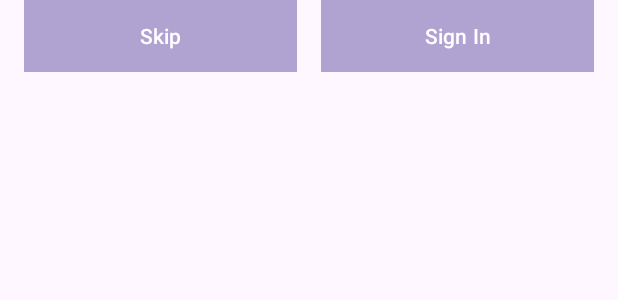
After one commit to MatijaBulat/spacex, an Android app built with Jetpack Compose: the layout activity_sign_in.xml on its own in the app's theme, with its tools: preview values and no code run, on a phone screen of 412 x 824 dp. The commit adds this screen. Shown: the top 300 px of the screen. Run offline under Robolectric (Android 15) with nearby library versions, the phone set to English and light mode, and no system bars.

Commit message:
add sign in screen

```diff
--- a/app/src/main/AndroidManifest.xml
+++ b/app/src/main/AndroidManifest.xml
@@ -17,6 +17,9 @@
         android:supportsRtl="true"
         android:theme="@style/Theme.SpaceX"
         tools:targetApi="31">
+        <activity
+            android:name=".presentation.sign_in.SignInActivity"
+            android:exported="false" />
         <activity
             android:name=".presentation.splash.SplashActivity"
             android:exported="true">
--- a/app/src/main/java/hr/algebra/spacex/sign_in/GoogleAuthClient.kt
+++ b/app/src/main/java/hr/algebra/spacex/presentation/sign_in/GoogleAuthClient.kt
@@ -1,4 +1,4 @@
-package hr.algebra.spacex.sign_in
+package hr.algebra.spacex.presentation.sign_in
 
 import android.content.Context
 import android.content.Intent
@@ -10,8 +10,6 @@ import com.google.firebase.auth.ktx.auth
 import com.google.firebase.ktx.Firebase
 import hr.algebra.spacex.R
 
-import hr.algebra.spacex2.presentation.sign_in.SignInResult
-import hr.algebra.spacex2.presentation.sign_in.UserData
 import kotlinx.coroutines.tasks.await
 import java.util.concurrent.CancellationException
 
--- a/app/src/main/java/hr/algebra/spacex/sign_in/SignInResult.kt
+++ b/app/src/main/java/hr/algebra/spacex/presentation/sign_in/SignInResult.kt
@@ -1,4 +1,4 @@
-package hr.algebra.spacex2.presentation.sign_in
+package hr.algebra.spacex.presentation.sign_in
 
 data class SignInResult(
     val data: UserData?,
--- a/app/src/main/java/hr/algebra/spacex/sign_in/SignInState.kt
+++ b/app/src/main/java/hr/algebra/spacex/presentation/sign_in/SignInState.kt
@@ -1,4 +1,4 @@
-package hr.algebra.spacex2.presentation.sign_in
+package hr.algebra.spacex.presentation.sign_in
 
 data class SignInState(
     val isSignInSuccessful: Boolean = false,
--- /dev/null
+++ b/app/src/main/res/layout/activity_sign_in.xml
@@ -0,0 +1,31 @@
+<?xml version="1.0" encoding="utf-8"?>
+<LinearLayout xmlns:android="http://schemas.android.com/apk/res/android"
+    xmlns:app="http://schemas.android.com/apk/res-auto"
+    xmlns:tools="http://schemas.android.com/tools"
+    android:layout_width="match_parent"
+    android:layout_height="match_parent"
+    tools:context=".presentation.sign_in.SignInActivity">
+
+
+    <Button
+        android:id="@+id/btnSkip"
+        android:layout_width="0dp"
+        android:layout_height="wrap_content"
+        android:text="Skip"
+        android:layout_weight="1"
+        android:background="#80CCCCCC"
+    android:layout_marginStart="16dp"
+    android:layout_marginEnd="8dp"/>
+
+    <Button
+        android:id="@+id/btnSignIn"
+        android:layout_width="0dp"
+        android:layout_height="wrap_content"
+        android:text="Sign In"
+        android:layout_weight="1"
+        android:background="#80CCCCCC"
+    android:layout_marginStart="8dp"
+    android:layout_marginEnd="16dp"/>
+
+
+</LinearLayout>
```
Also changed, not shown: app/src/main/java/hr/algebra/spacex/common/util/Extensions.kt (+10 -7 lines), app/src/main/java/hr/algebra/spacex/presentation/sign_in/SignInActivity.kt (added, +80 -0 lines), app/src/main/java/hr/algebra/spacex/presentation/sign_in/SignInViewModel.kt (added, +23 -0 lines), app/src/main/java/hr/algebra/spacex/presentation/splash/SplashActivity.kt (+24 -1 lines).
